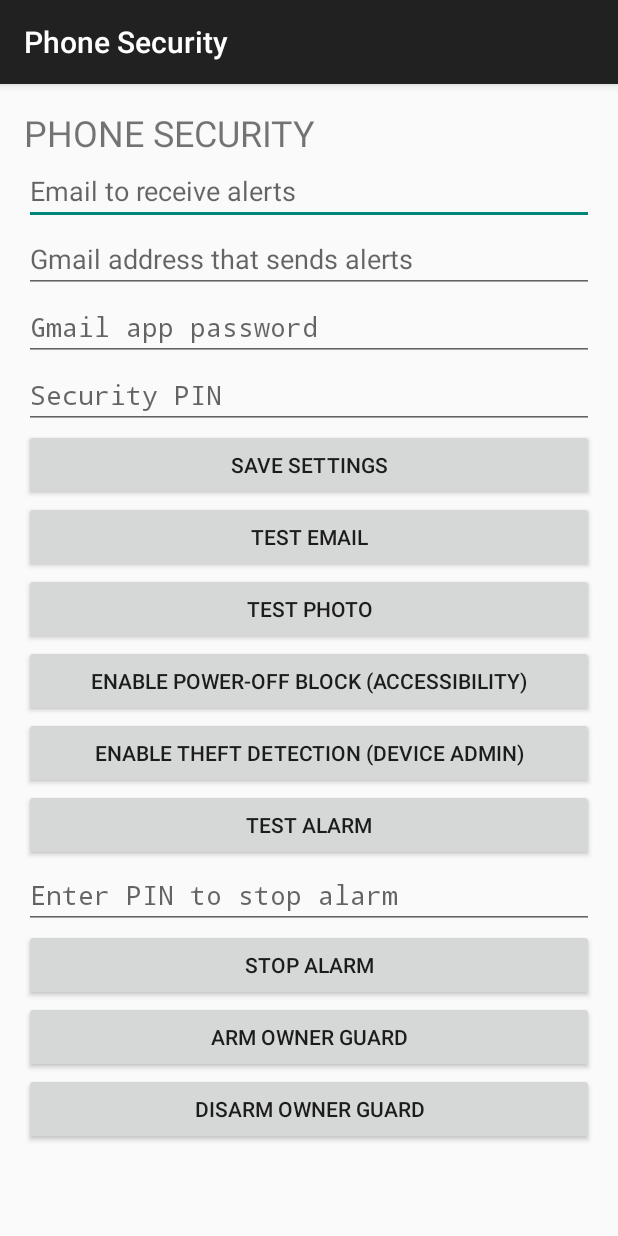
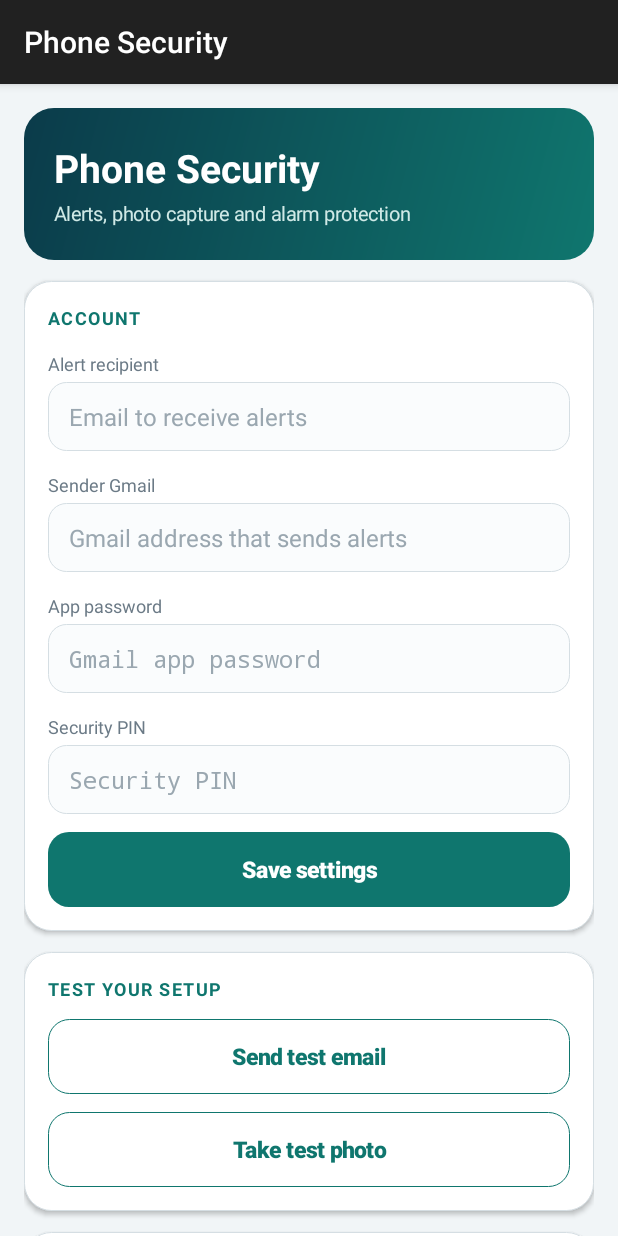
Before and after one commit to OKALEBO1989/PHONE-SECURITY-, an Android app: the screen it shows after launch (MainActivity), on a phone screen of 412 x 824 dp. Run offline under Robolectric (Android 15) with nearby library versions, the phone set to English and light mode, and no system bars.

Commit message:
Enhance UI with color constants and style helpers
Added color constants and style helper functions for UI elements. Updated layout and button functionalities for better user interaction.

```diff
--- a/app/src/main/java/com/okaleb/phoneguard/MainActivity.kt
+++ b/app/src/main/java/com/okaleb/phoneguard/MainActivity.kt
@@ -6,6 +6,11 @@ import android.content.ComponentName
 import android.content.Intent
 import android.content.SharedPreferences
 import android.content.pm.PackageManager
+import android.content.res.ColorStateList
+import android.graphics.Color
+import android.graphics.Typeface
+import android.graphics.drawable.GradientDrawable
+import android.graphics.drawable.RippleDrawable
 import android.os.Build
 import android.os.Bundle
 import android.text.InputType
@@ -24,6 +29,17 @@ class MainActivity : AppCompatActivity() {
 
     private lateinit var prefs: SharedPreferences
 
+    // ---- Colors ----
+    private val cBg = Color.parseColor("#F1F5F7")
+    private val cCard = Color.WHITE
+    private val cBorder = Color.parseColor("#D5DEE3")
+    private val cPrimary = Color.parseColor("#0F766E")
+    private val cPrimaryDark = Color.parseColor("#0B3B4A")
+    private val cTonal = Color.parseColor("#DDF1EE")
+    private val cDanger = Color.parseColor("#DC2626")
+    private val cText = Color.parseColor("#1F2933")
+    private val cMuted = Color.parseColor("#6B7A86")
+
     private val bgLocation =
         registerForActivityResult(ActivityResultContracts.RequestPermission()) { }
     private val basicPerms =
@@ -41,16 +57,87 @@ class MainActivity : AppCompatActivity() {
         ) bgLocation.launch(Manifest.permission.ACCESS_BACKGROUND_LOCATION)
     }
 
+    // ---- Style helpers ----
+    private fun dp(v: Int) = (v * resources.displayMetrics.density).toInt()
+
+    private fun shape(fill: Int, stroke: Int? = null, radius: Int = 14) =
+        GradientDrawable().apply {
+            setColor(fill)
+            cornerRadius = dp(radius).toFloat()
+            if (stroke != null) setStroke(dp(1), stroke)
+        }
+
+    private fun lp(top: Int = 0) =
+        LinearLayout.LayoutParams(
+            ViewGroup.LayoutParams.MATCH_PARENT, ViewGroup.LayoutParams.WRAP_CONTENT
+        ).apply { topMargin = dp(top) }
+
+    private fun card(title: String): LinearLayout =
+        LinearLayout(this).apply {
+            orientation = LinearLayout.VERTICAL
+            background = shape(cCard, cBorder, 18)
+            elevation = dp(2).toFloat()
+            setPadding(dp(16), dp(16), dp(16), dp(16))
+            layoutParams = lp(14)
+            addView(TextView(context).apply {
+                text = title.uppercase()
+                textSize = 12f
+                letterSpacing = 0.08f
+                setTypeface(typeface, Typeface.BOLD)
+                setTextColor(cPrimary)
+            })
+        }
+
+    private fun label(t: String) =
+        TextView(this).apply {
+            text = t
+            textSize = 12f
+            setTextColor(cMuted)
+            layoutParams = lp(14)
+        }
+
     private fun edit(hintText: String, value: String, type: Int) =
         EditText(this).apply {
             setHint(hintText)
+            setHintTextColor(Color.parseColor("#9AA7B0"))
             setText(value)
             inputType = type
+            textSize = 16f
+            setTextColor(cText)
+            background = shape(Color.parseColor("#FAFCFD"), cBorder, 12)
+            setPadding(dp(14), dp(12), dp(14), dp(12))
+            layoutParams = lp(4)
         }
 
-    private fun button(label: String, action: () -> Unit) =
+    private fun field(parent: LinearLayout, labelText: String, et: EditText) {
+        parent.addView(label(labelText))
+        parent.addView(et)
+    }
+
+    private enum class Style { PRIMARY, TONAL, OUTLINE, DANGER }
+
+    private fun button(label: String, style: Style = Style.OUTLINE, action: () -> Unit) =
         Button(this).apply {
             text = label
+            isAllCaps = false
+            textSize = 15f
+            setTypeface(typeface, Typeface.BOLD)
+            minHeight = dp(50)
+            stateListAnimator = null
+            elevation = 0f
+            val fill: Int
+            val stroke: Int?
+            when (style) {
+                Style.PRIMARY -> { fill = cPrimary; stroke = null; setTextColor(Color.WHITE) }
+                Style.TONAL -> { fill = cTonal; stroke = null; setTextColor(cPrimaryDark) }
+                Style.OUTLINE -> { fill = cCard; stroke = cPrimary; setTextColor(cPrimary) }
+                Style.DANGER -> { fill = cDanger; stroke = null; setTextColor(Color.WHITE) }
+            }
+            background = RippleDrawable(
+                ColorStateList.valueOf(Color.parseColor("#26000000")),
+                shape(fill, stroke, 14), null
+            )
+            layoutParams = lp(12)
             setOnClickListener { action() }
         }
 
@@ -60,16 +147,34 @@ class MainActivity : AppCompatActivity() {
         super.onCreate(savedInstanceState)
         prefs = getSharedPreferences("pg", MODE_PRIVATE)
 
-        val pad = (16 * resources.displayMetrics.density).toInt()
         val root = LinearLayout(this).apply {
             orientation = LinearLayout.VERTICAL
-            setPadding(pad, pad, pad, pad)
+            setPadding(dp(16), dp(16), dp(16), dp(28))
         }
 
-        val title = TextView(this).apply {
-            text = "PHONE SECURITY"
-            textSize = 24f
+        // Header banner
+        val header = LinearLayout(this).apply {
+            orientation = LinearLayout.VERTICAL
+            background = GradientDrawable(
+                GradientDrawable.Orientation.TL_BR,
+                intArrayOf(cPrimaryDark, cPrimary)
+            ).apply { cornerRadius = dp(20).toFloat() }
+            setPadding(dp(20), dp(22), dp(20), dp(22))
+            addView(TextView(context).apply {
+                text = "Phone Security"
+                textSize = 26f
+                setTypeface(typeface, Typeface.BOLD)
+                setTextColor(Color.WHITE)
+            })
+            addView(TextView(context).apply {
+                text = "Alerts, photo capture and alarm protection"
+                textSize = 13f
+                setTextColor(Color.parseColor("#CFE9E6"))
+                layoutParams = lp(4)
+            })
         }
+        root.addView(header)
+
         val email = InputType.TYPE_CLASS_TEXT or InputType.TYPE_TEXT_VARIATION_EMAIL_ADDRESS
         val pw = InputType.TYPE_CLASS_TEXT or InputType.TYPE_TEXT_VARIATION_PASSWORD
         val pinType = InputType.TYPE_CLASS_NUMBER or InputType.TYPE_NUMBER_VARIATION_PASSWORD
@@ -78,12 +183,15 @@ class MainActivity : AppCompatActivity() {
         val gmail = edit("Gmail address that sends alerts", prefs.getString("gmail", "") ?: "", email)
         val app = edit("Gmail app password", prefs.getString("apppass", "") ?: "", pw)
         val pin = edit("Security PIN", prefs.getString("pin", "") ?: "", pinType)
-        val stopPin = edit("Enter PIN to stop alarm", "", pinType)
+        val stopPin = edit("Enter PIN", "", pinType)
 
-        root.addView(title)
-        listOf(to, gmail, app, pin).forEach { root.addView(it) }
-
-        root.addView(button("Save settings") {
+        // ---- Account ----
+        val account = card("Account")
+        field(account, "Alert recipient", to)
+        field(account, "Sender Gmail", gmail)
+        field(account, "App password", app)
+        field(account, "Security PIN", pin)
+        account.addView(button("Save settings", Style.PRIMARY) {
             prefs.edit()
                 .putString("to", to.text.toString().trim())
                 .putString("gmail", gmail.text.toString().trim())
@@ -92,14 +200,16 @@ class MainActivity : AppCompatActivity() {
                 .apply()
             toast("Saved")
         })
+        root.addView(account)
 
-        root.addView(button("Test email") {
+        // ---- Tests ----
+        val tests = card("Test your setup")
+        tests.addView(button("Send test email") {
             Mailer.send(this, "PHONE SECURITY TEST", "Test email from Phone Security.") { r ->
                 runOnUiThread { toast(r) }
             }
         })
-
-        root.addView(button("Test photo") {
+        tests.addView(button("Take test photo") {
             if (!granted(Manifest.permission.CAMERA)) {
                 toast("Allow the Camera permission first")
             } else {
@@ -109,12 +219,14 @@ class MainActivity : AppCompatActivity() {
                 toast("Taking photo. Check your email in a minute.")
             }
         })
+        root.addView(tests)
 
-        root.addView(button("Enable power-off block (accessibility)") {
+        // ---- Protection ----
+        val protect = card("Protection")
+        protect.addView(button("Enable power-off block (accessibility)", Style.TONAL) {
             startActivity(Intent(android.provider.Settings.ACTION_ACCESSIBILITY_SETTINGS))
         })
-
-        root.addView(button("Enable theft detection (device admin)") {
+        protect.addView(button("Enable theft detection (device admin)", Style.TONAL) {
             val cn = ComponentName(this, PhoneGuardAdmin::class.java)
             startActivity(
                 Intent(DevicePolicyManager.ACTION_ADD_DEVICE_ADMIN)
@@ -125,27 +237,7 @@ class MainActivity : AppCompatActivity() {
                     )
             )
         })
-
-        root.addView(button("Test alarm") {
-            if ((prefs.getString("pin", "") ?: "").isBlank()) {
-                toast("Save a PIN first")
-            } else {
-                ContextCompat.startForegroundService(
-                    this, Intent(this, AlarmService::class.java)
-                )
-            }
-        })
-
-        root.addView(stopPin)
-        root.addView(button("Stop alarm") {
-            if (stopPin.text.toString() == prefs.getString("pin", "")) {
-                stopService(Intent(this, AlarmService::class.java))
-                stopPin.setText("")
-                toast("Alarm stopped")
-            } else toast("Wrong PIN")
-        })
-
-        root.addView(button("Arm owner guard") {
+        protect.addView(button("Arm owner guard", Style.PRIMARY) {
             if ((prefs.getString("pin", "") ?: "").isBlank()) {
                 toast("Save a PIN first")
             } else {
@@ -155,16 +247,38 @@ class MainActivity : AppCompatActivity() {
                 toast("Guard armed. Lock the phone and leave it.")
             }
         })
+        root.addView(protect)
 
-        root.addView(button("Disarm owner guard") {
+        // ---- Alarm & disarm ----
+        val alarm = card("Alarm and disarm")
+        alarm.addView(button("Test alarm") {
+            if ((prefs.getString("pin", "") ?: "").isBlank()) {
+                toast("Save a PIN first")
+            } else {
+                ContextCompat.startForegroundService(
+                    this, Intent(this, AlarmService::class.java)
+                )
+            }
+        })
+        field(alarm, "PIN to stop alarm or disarm guard", stopPin)
+        alarm.addView(button("Stop alarm", Style.DANGER) {
+            if (stopPin.text.toString() == prefs.getString("pin", "")) {
+                stopService(Intent(this, AlarmService::class.java))
+                stopPin.setText("")
+                toast("Alarm stopped")
+            } else toast("Wrong PIN")
+        })
+        alarm.addView(button("Disarm owner guard") {
             if (stopPin.text.toString() == prefs.getString("pin", "")) {
                 stopService(Intent(this, GuardService::class.java))
                 stopPin.setText("")
                 toast("Guard disarmed")
             } else toast("Wrong PIN")
         })
+        root.addView(alarm)
 
         setContentView(ScrollView(this).apply {
+            setBackgroundColor(cBg)
             layoutParams = ViewGroup.LayoutParams(
                 ViewGroup.LayoutParams.MATCH_PARENT, ViewGroup.LayoutParams.MATCH_PARENT
             )
```
